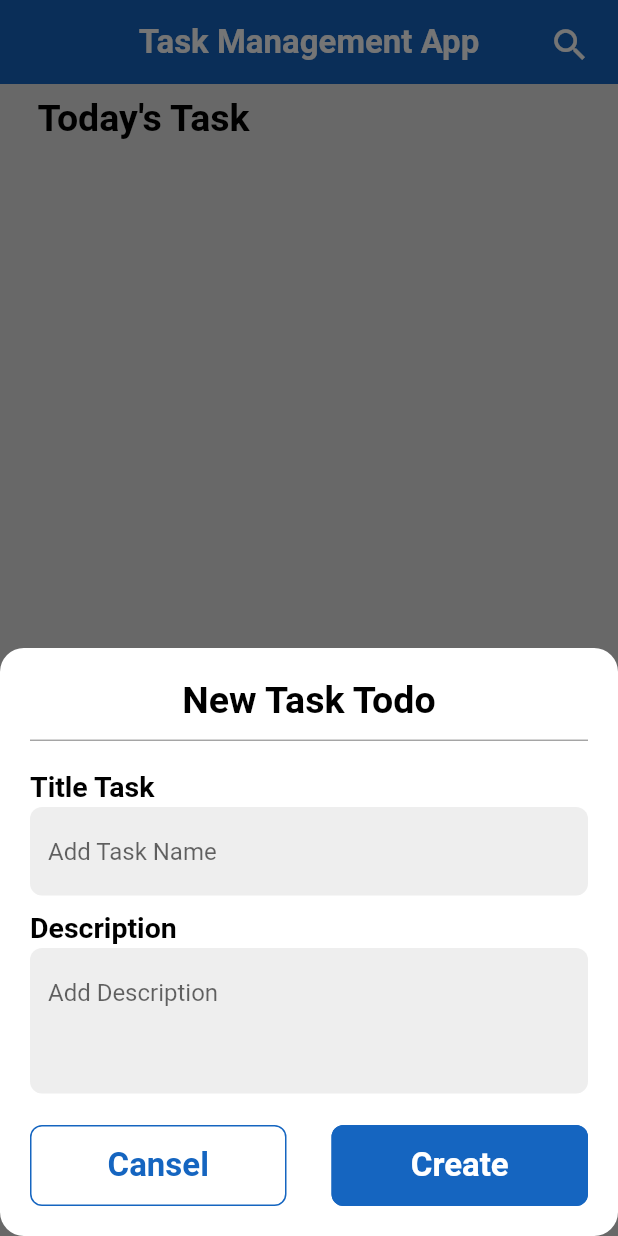
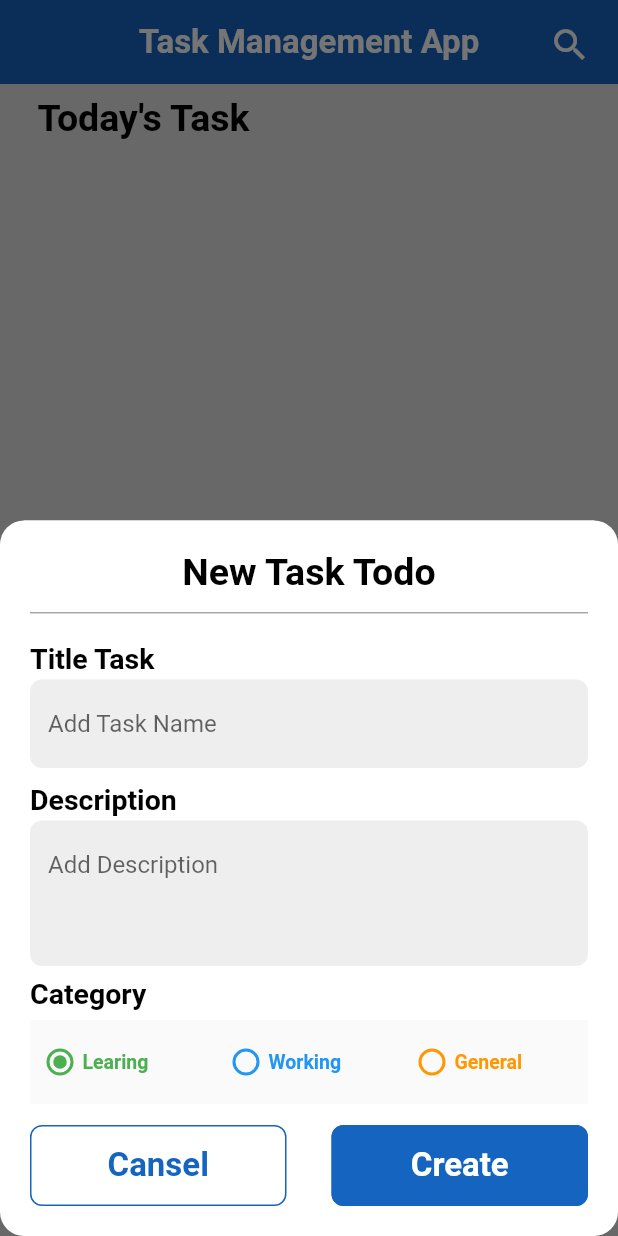
Before and after one commit to islamashraf2003/Task-Managment-App, a Flutter app: the screen it shows after launch, after a tap on the "add" icon, on a phone screen of 412 x 824 dp. Run offline on Flutter 3.47's test engine with Material 2 defaults, Android fonts, the phone set to English and light mode, and no system bars; our stand-ins replace bloc, flutter_bloc, hive, hive_flutter; accounts and stored records are empty.

Commit message:
handeld category

```diff
--- /dev/null
+++ b/lib/Bloc/category_color/category_colors_cubit.dart
@@ -0,0 +1,29 @@
+import 'package:bloc/bloc.dart';
+import 'package:flutter_bloc/flutter_bloc.dart';
+import 'package:meta/meta.dart';
+
+part 'category_colors_state.dart';
+
+class CategoryColorsCubit extends Cubit<CategoryColorsState> {
+  CategoryColorsCubit() : super(CategoryColorsInitial());
+  static CategoryColorsCubit get(context) => BlocProvider.of(context);
+  // valus => 1(green) 2(blue) 4(orange)
+  int indexColor = 1;
+  int getGreen() {
+    indexColor = 1;
+    emit(CategoryColorsGreen());
+    return indexColor;
+  }
+
+  int getBlue() {
+    indexColor = 2;
+    emit(CategoryColorsBlue());
+    return indexColor;
+  }
+
+  int getOrange() {
+    indexColor = 3;
+    emit(CategoryColorsOrang());
+    return indexColor;
+  }
+}
--- /dev/null
+++ b/lib/Bloc/category_color/category_colors_state.dart
@@ -0,0 +1,12 @@
+part of 'category_colors_cubit.dart';
+
+@immutable
+class CategoryColorsState {}
+
+class CategoryColorsInitial extends CategoryColorsState {}
+
+class CategoryColorsGreen extends CategoryColorsState {}
+
+class CategoryColorsBlue extends CategoryColorsState {}
+
+class CategoryColorsOrang extends CategoryColorsState {}
--- a/lib/Model/task_model.dart
+++ b/lib/Model/task_model.dart
@@ -9,7 +9,14 @@ class TaskModel extends HiveObject {
   @HiveField(1)
   String subTitle;
   @HiveField(2)
-  final date;
+  final String date;
+  @HiveField(3)
+  int? category;
 
-  TaskModel({required this.title, required this.subTitle, required this.date});
+  TaskModel({
+    required this.title,
+    required this.subTitle,
+    required this.date,
+    this.category,
+  });
 }
--- a/lib/Widgets/add_task_form.dart
+++ b/lib/Widgets/add_task_form.dart
@@ -1,5 +1,7 @@
 import 'package:flutter/material.dart';
 import 'package:flutter_bloc/flutter_bloc.dart';
+import 'package:taskes_app/Bloc/category_color/category_colors_cubit.dart';
+import 'package:taskes_app/Widgets/radioTitle._widget.dart';
 import '../Bloc/add_task_cubit/cubit/add_tasks_cubit.dart';
 import '../Model/task_model.dart';
 import 'custom_elevetad_buttom.dart';
@@ -20,7 +22,7 @@ class _AddTaskFormState extends State<AddTaskForm> {
   String? title, subTitle;
   int selectedRadioValue = 0;
   final GlobalKey<FormState> formKey = GlobalKey();
-
+  Color containerColor = Colors.white;
   AutovalidateMode autovalidateMode = AutovalidateMode.disabled;
 
   @override
@@ -106,42 +108,59 @@ class _AddTaskFormState extends State<AddTaskForm> {
               ),
               const SizedBox(height: 7),
               //TODO: i don't handeld this part ,soooooooon
-              // const Text(
-              //   'Category',
-              //   maxLines: 1,
-              //   overflow: TextOverflow.ellipsis,
-              //   style: TextStyle(
-              //     color: Colors.black,
-              //     fontWeight: FontWeight.bold,
-              //     fontSize: 19,
-              //   ),
-              // ),
-
-              // Row(
-              //   children: [
-              //     Expanded(
-              //       child: RadiWidget(
-              //         title: 'Learing',
-              //         categoryColor: Colors.green,
-              //         value: 1,
-              //       ),
-              //     ),
-              //     Expanded(
-              //       child: RadiWidget(
-              //         title: 'Working',
-              //         categoryColor: Colors.blue,
-              //         value: 2,
-              //       ),
-              //     ),
-              //     Expanded(
-              //       child: RadiWidget(
-              //         title: 'General',
-              //         categoryColor: Colors.orange,
-              //         value: 3,
-              //       ),
-              //     ),
-              //   ],
-              // ),
+              const Text(
+                'Category',
+                maxLines: 1,
+                overflow: TextOverflow.ellipsis,
+                style: TextStyle(
+                  color: Colors.black,
+                  fontWeight: FontWeight.bold,
+                  fontSize: 19,
+                ),
+              ),
+              SizedBox(
+                height: 7,
+              ),
+              BlocConsumer<CategoryColorsCubit, CategoryColorsState>(
+                listener: (context, state) {
+                  if (state is CategoryColorsGreen) {
+                    print('greennn');
+                  }
+                  if (state is CategoryColorsBlue) {
+                    print('blueee');
+                  }
+                  if (state is CategoryColorsOrang) {
+                    print('oranggg');
+                  }
+                },
+                builder: (context, state) {
+                  return Row(
+                    children: [
+                      Expanded(
+                        child: RadiWidget(
+                          title: 'Learing',
+                          categoryColor: Colors.green,
+                          value: 1,
+                        ),
+                      ),
+                      Expanded(
+                        child: RadiWidget(
+                          title: 'Working',
+                          categoryColor: Colors.blue,
+                          value: 2,
+                        ),
+                      ),
+                      Expanded(
+                        child: RadiWidget(
+                          title: 'General',
+                          categoryColor: Colors.orange,
+                          value: 3,
+                        ),
+                      ),
+                    ],
+                  );
+                },
+              ),
               SizedBox(
                 height: 14,
               ),
@@ -168,9 +187,12 @@ class _AddTaskFormState extends State<AddTaskForm> {
                         if (formKey.currentState!.validate()) {
                           formKey.currentState!.save();
                           TaskModel taskModel = TaskModel(
-                              title: title!,
-                              subTitle: subTitle!,
-                              date: DateTime.now().toString());
+                            title: title!,
+                            subTitle: subTitle!,
+                            date: DateTime.now().toString(),
+                            category:
+                                CategoryColorsCubit.get(context).indexColor,
+                          );
                           BlocProvider.of<AddTasksCubit>(context)
                               .addTask(taskModel);
                         } else {
--- a/lib/main.dart
+++ b/lib/main.dart
@@ -1,6 +1,9 @@
+import 'dart:developer';
+
 import 'package:flutter/material.dart';
 import 'package:hive_flutter/adapters.dart';
 import 'package:flutter_bloc/flutter_bloc.dart';
+import 'package:taskes_app/Bloc/category_color/category_colors_cubit.dart';
 import 'package:taskes_app/Bloc/tasks_cubit/tasks_cubit.dart';
 import 'package:taskes_app/simple_bloc_observer.dart';
 import 'Model/task_model.dart';
@@ -11,6 +14,7 @@ void main() async {
   await Hive.initFlutter();
   Hive.registerAdapter(TaskModelAdapter());
   await Hive.openBox<TaskModel>('Tasks_Box');
+
   runApp(const TaskManagmentApp());
 }
 
@@ -19,8 +23,15 @@ class TaskManagmentApp extends StatelessWidget {
 
   @override
   Widget build(BuildContext context) {
-    return BlocProvider(
-      create: (context) => TasksCubit(),
+    return MultiBlocProvider(
+      providers: [
+        BlocProvider<CategoryColorsCubit>(
+          create: (context) => CategoryColorsCubit(),
+        ),
+        BlocProvider<TasksCubit>(
+          create: (context) => TasksCubit(),
+        ),
+      ],
       child: MaterialApp(
         debugShowCheckedModeBanner: false,
         routes: {
--- a/lib/simple_bloc_observer.dart
+++ b/lib/simple_bloc_observer.dart
@@ -4,17 +4,17 @@ import 'package:flutter_bloc/flutter_bloc.dart';
 class SimpleBlocObserver implements BlocObserver {
   @override
   void onChange(BlocBase bloc, Change change) {
-    debugPrint('chanhe : $change');
+    debugPrint('chanhe : $change&  ${bloc.runtimeType}');
   }
 
   @override
   void onClose(BlocBase bloc) {
-    debugPrint('close : $bloc');
+    debugPrint('close : $bloc&  ${bloc.runtimeType}');
   }
 
   @override
   void onCreate(BlocBase bloc) {
-    debugPrint('create : $bloc');
+    debugPrint('create : $bloc&  ${bloc.runtimeType}');
   }
 
   @override
```
Also changed, not shown: lib/Widgets/custom_tasks.dart (+21 -22 lines), lib/Widgets/radioTitle._widget.dart (+23 -3 lines), lib/Model/task_model.g.dart.
